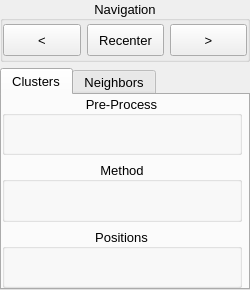
The window that libs/gui-osg-qt/ACBrowserControlsCompleteDockWidgetQt.ui (MediaCycle/MediaCycle) describes before a commit, drawn with Qt 5.
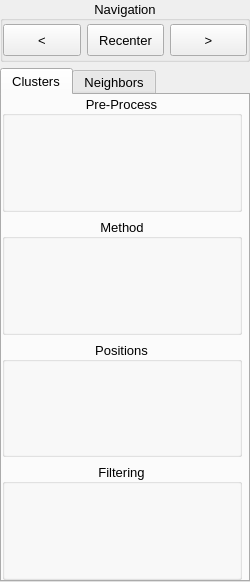
The same window after the commit.

Commit message: Filtering plugin controls now available on browser controls

```diff
--- a/libs/gui-osg-qt/ACBrowserControlsCompleteDockWidgetQt.ui
+++ b/libs/gui-osg-qt/ACBrowserControlsCompleteDockWidgetQt.ui
@@ -7,7 +7,7 @@
     <x>0</x>
     <y>0</y>
     <width>250</width>
-    <height>290</height>
+    <height>582</height>
    </rect>
   </property>
   <property name="sizePolicy">
@@ -19,7 +19,7 @@
   <property name="minimumSize">
    <size>
     <width>250</width>
-    <height>290</height>
+    <height>582</height>
    </size>
   </property>
   <property name="maximumSize">
@@ -58,7 +58,7 @@
    <property name="minimumSize">
     <size>
      <width>250</width>
-     <height>264</height>
+     <height>560</height>
     </size>
    </property>
    <property name="maximumSize">
@@ -200,7 +200,7 @@
       <property name="minimumSize">
        <size>
         <width>250</width>
-        <height>160</height>
+        <height>500</height>
        </size>
       </property>
       <property name="maximumSize">
@@ -240,7 +240,7 @@
        <property name="minimumSize">
         <size>
          <width>0</width>
-         <height>130</height>
+         <height>400</height>
         </size>
        </property>
        <attribute name="title">
@@ -261,7 +261,7 @@
           <property name="minimumSize">
            <size>
             <width>240</width>
-            <height>52</height>
+            <height>96</height>
            </size>
           </property>
           <property name="title">
@@ -300,7 +300,7 @@
           <property name="minimumSize">
            <size>
             <width>240</width>
-            <height>52</height>
+            <height>96</height>
            </size>
           </property>
           <property name="title">
@@ -339,7 +339,7 @@
           <property name="minimumSize">
            <size>
             <width>240</width>
-            <height>52</height>
+            <height>96</height>
            </size>
           </property>
           <property name="title">
@@ -367,6 +367,45 @@
           </layout>
          </widget>
         </item>
+        <item>
+         <widget class="QGroupBox" name="groupBoxFiltering">
+          <property name="sizePolicy">
+           <sizepolicy hsizetype="Fixed" vsizetype="MinimumExpanding">
+            <horstretch>0</horstretch>
+            <verstretch>0</verstretch>
+           </sizepolicy>
+          </property>
+          <property name="minimumSize">
+           <size>
+            <width>240</width>
+            <height>96</height>
+           </size>
+          </property>
+          <property name="title">
+           <string>Filtering</string>
+          </property>
+          <property name="alignment">
+           <set>Qt::AlignCenter</set>
+          </property>
+          <property name="flat">
+           <bool>true</bool>
+          </property>
+          <layout class="QVBoxLayout" name="verticalLayoutFiltering">
+           <property name="leftMargin">
+            <number>0</number>
+           </property>
+           <property name="topMargin">
+            <number>12</number>
+           </property>
+           <property name="rightMargin">
+            <number>0</number>
+           </property>
+           <property name="bottomMargin">
+            <number>0</number>
+           </property>
+          </layout>
+         </widget>
+        </item>
        </layout>
       </widget>
       <widget class="QWidget" name="tabNeighbors">
```
Left out of the diff: 44 changed lines with no effect on the pictures. The commit also changes 2 other files.
